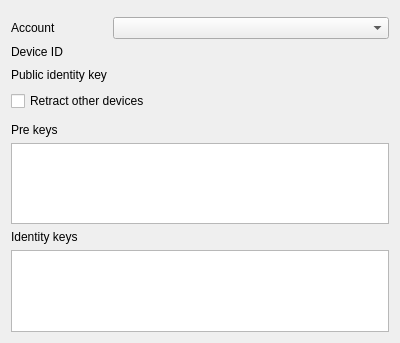
Old version of the form src/plugins/omemo/omemokeys.ui in the repository eyecu-im/eyecu-qt.
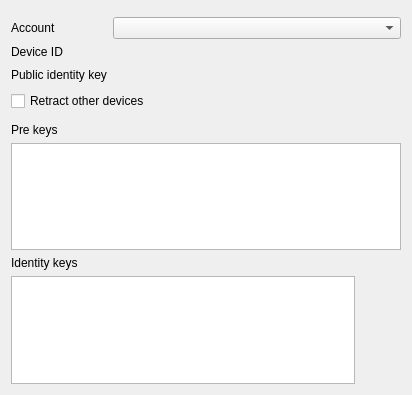
New version of the form.

Commit message: OMEMO: Implement identity key management: trust/untrust.

Diff of the .ui file:
```diff
--- a/src/plugins/omemo/omemokeys.ui
+++ b/src/plugins/omemo/omemokeys.ui
@@ -6,8 +6,8 @@
    <rect>
     <x>0</x>
     <y>0</y>
-    <width>400</width>
-    <height>343</height>
+    <width>412</width>
+    <height>395</height>
    </rect>
   </property>
   <property name="windowTitle">
@@ -143,8 +143,11 @@
     </widget>
    </item>
    <item>
-    <layout class="QGridLayout" name="lytIdentityKeys">
-     <item row="0" column="0">
+    <layout class="QHBoxLayout" name="hlytIdentityKeys">
+     <property name="rightMargin">
+      <number>0</number>
+     </property>
+     <item>
       <widget class="QTableView" name="tvIdentityKeys">
        <property name="font">
         <font>
@@ -156,6 +159,68 @@
        </attribute>
       </widget>
      </item>
+     <item>
+      <layout class="QVBoxLayout" name="vlytIdentityKeys">
+       <property name="leftMargin">
+        <number>0</number>
+       </property>
+       <property name="rightMargin">
+        <number>0</number>
+       </property>
+       <item>
+        <spacer name="verticalSpacer">
+         <property name="orientation">
+          <enum>Qt::Vertical</enum>
+         </property>
+         <property name="sizeHint" stdset="0">
+          <size>
+           <width>20</width>
+           <height>40</height>
+          </size>
+         </property>
+        </spacer>
+       </item>
+       <item>
+        <widget class="QPushButton" name="pbTrust">
+         <property name="toolTip">
+          <string>Trust</string>
+         </property>
+         <property name="whatsThis">
+          <string>Trust the identity</string>
+         </property>
+         <property name="flat">
+          <bool>true</bool>
+         </property>
+        </widget>
+       </item>
+       <item>
+        <widget class="QPushButton" name="pbUntrust">
+         <property name="toolTip">
+          <string>Untrust</string>
+         </property>
+         <property name="whatsThis">
+          <string>Do not trust identity</string>
+         </property>
+         <property name="flat">
+          <bool>true</bool>
+         </property>
+        </widget>
+       </item>
+       <item>
+        <spacer name="verticalSpacer_2">
+         <property name="orientation">
+          <enum>Qt::Vertical</enum>
+         </property>
+         <property name="sizeHint" stdset="0">
+          <size>
+           <width>20</width>
+           <height>40</height>
+          </size>
+         </property>
+        </spacer>
+       </item>
+      </layout>
+     </item>
     </layout>
    </item>
   </layout>
```
Left out of the diff: 60 changed lines with no effect on the pictures. The commit also changes 2 other files.
